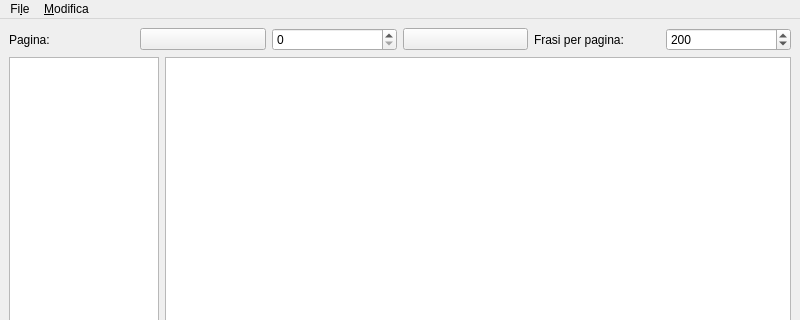
zorbaproject/Bran, file forms/textviewer.ui: the form before one commit; both pictures show x 0 to 800 and y 0 to 320 of the 800 by 600 pixel window.
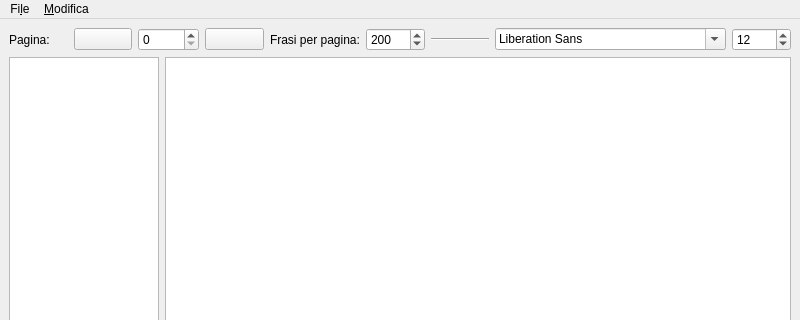
The form after the commit. Icons and pictures are not drawn.

Commit message: Aggiungo Font name e font Size in textviewer

What changed in the file:
```diff
--- a/forms/textviewer.ui
+++ b/forms/textviewer.ui
@@ -29,7 +29,7 @@
         <item>
          <widget class="QPushButton" name="pagPrev">
           <property name="text">
-           <string> </string>
+           <string/>
           </property>
           <property name="icon">
            <iconset resource="../resources.qrc">
@@ -47,7 +47,7 @@
         <item>
          <widget class="QPushButton" name="pagNext">
           <property name="text">
-           <string> </string>
+           <string/>
           </property>
           <property name="icon">
            <iconset resource="../resources.qrc">
@@ -72,6 +72,26 @@
           </property>
          </widget>
         </item>
+        <item>
+         <widget class="Line" name="line_2">
+          <property name="orientation">
+           <enum>Qt::Horizontal</enum>
+          </property>
+         </widget>
+        </item>
+        <item>
+         <widget class="QFontComboBox" name="fontname"/>
+        </item>
+        <item>
+         <widget class="QSpinBox" name="fontsize">
+          <property name="minimum">
+           <number>1</number>
+          </property>
+          <property name="value">
+           <number>12</number>
+          </property>
+         </widget>
+        </item>
        </layout>
       </item>
       <item>
```
The commit also changes 1 other file.
